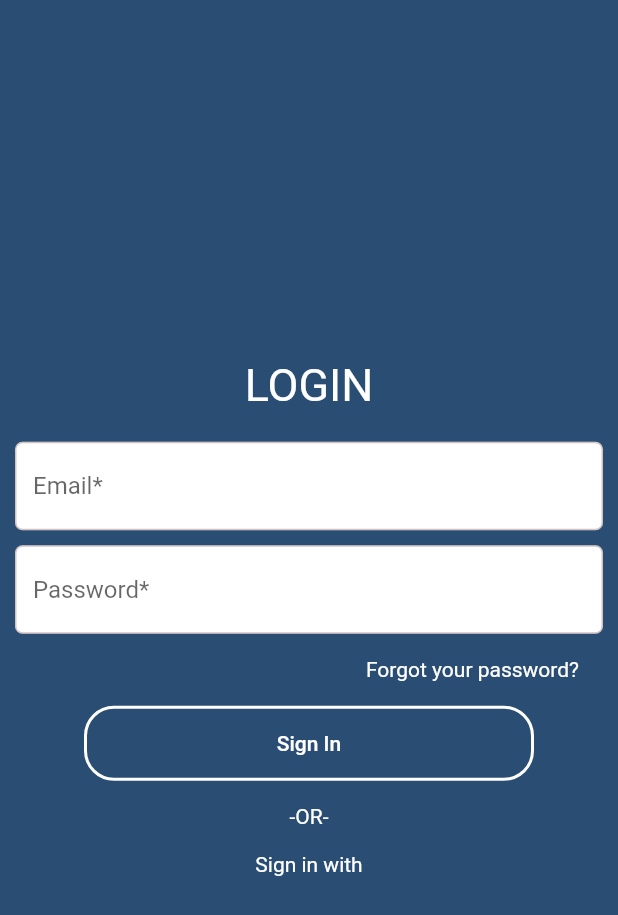
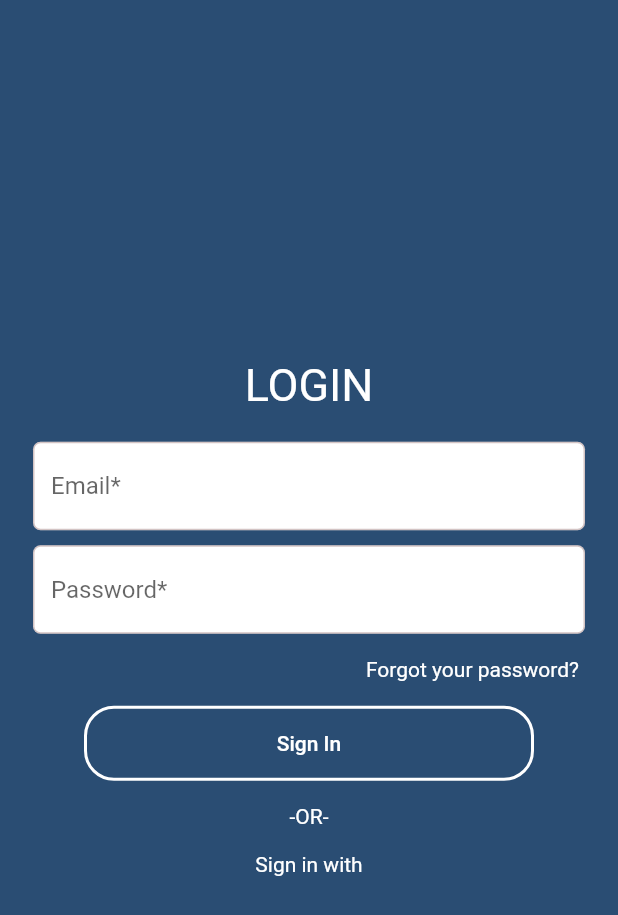
Before and after one commit to BuildForSDGCohort2/Team-068-realFrontend, a Flutter app: the LoginView screen opened directly, on a phone screen of 412 x 824 dp. Shown: the top 915 px of the screen. Run offline on Flutter 3.47's test engine with Material 2 defaults, Android fonts, the light colour scheme and no system bars.

Commit message:
Add files via upload

```diff
--- a/lib/main.dart
+++ b/lib/main.dart
@@ -16,13 +16,14 @@ class MyApp extends StatelessWidget {
   @override
   Widget build(BuildContext context) {
     return MaterialApp(
+      debugShowCheckedModeBanner: false,
       title: 'Flutter Demo',
       theme: ThemeData(
         scaffoldBackgroundColor: Color(0xFF2A4D73),
         primarySwatch: Colors.blue,
         visualDensity: VisualDensity.adaptivePlatformDensity,
       ),
-      home: TripDetails(),
+      home: LoginView(),
     );
   }
 }
--- a/lib/ui/views/signin/signin.dart
+++ b/lib/ui/views/signin/signin.dart
@@ -16,7 +16,9 @@ class _LoginViewState extends State<LoginView> {
           children: [
             Text('LOGIN', style: TextStyle(fontSize: 30, color: Colors.white)),
             SizedBox(height: 20),
-            TextField(
+            Padding(
+              padding: EdgeInsets.symmetric(horizontal: 12.0),
+              child: TextField(
                 decoration: InputDecoration(
                     hintText: 'Email*',
                     filled: true,
@@ -32,8 +34,11 @@ class _LoginViewState extends State<LoginView> {
                             color: Color(0xFF6E3B3B).withOpacity(0.3))),
                     fillColor: Colors.white),
               ),
+            ),
             SizedBox(height: 10),
-            TextField(
+            Padding(
+              padding: EdgeInsets.symmetric(horizontal: 12.0),
+              child: TextField(
                 decoration: InputDecoration(
                     hintText: 'Password*',
                     filled: true,
@@ -49,23 +54,26 @@ class _LoginViewState extends State<LoginView> {
                             color: Color(0xFF6E3B3B).withOpacity(0.3))),
                     fillColor: Colors.white),
               ),
+            ),
             Padding(
               padding: const EdgeInsets.all(16.0),
               child: Align(
                   alignment: Alignment.centerRight,
-                child: Text('Forgot your password?', style: TextStyle(color: Colors.white))
-              ),
+                  child: Text('Forgot your password?',
+                      style: TextStyle(color: Colors.white))),
             ),
             SizedBox(
               width: 300,
               height: 50,
               child: OutlineButton(
                 shape: RoundedRectangleBorder(
-                  borderRadius: BorderRadius.circular(20)
+                    borderRadius: BorderRadius.circular(20)),
+                borderSide: BorderSide(color: Colors.white, width: 2),
+                onPressed: () {},
+                child: Text(
+                  'Sign In',
+                  style: TextStyle(color: Colors.white),
                 ),
-                borderSide: BorderSide(color: Colors.white, width: 2),
-                onPressed: (){},
-                child: Text('Sign In', style: TextStyle(color: Colors.white),),
               ),
             ),
             Padding(
```
Also changed, not shown: assets/logo/lacus.png (added). Lines whose indentation alone changed are shown as unchanged.
